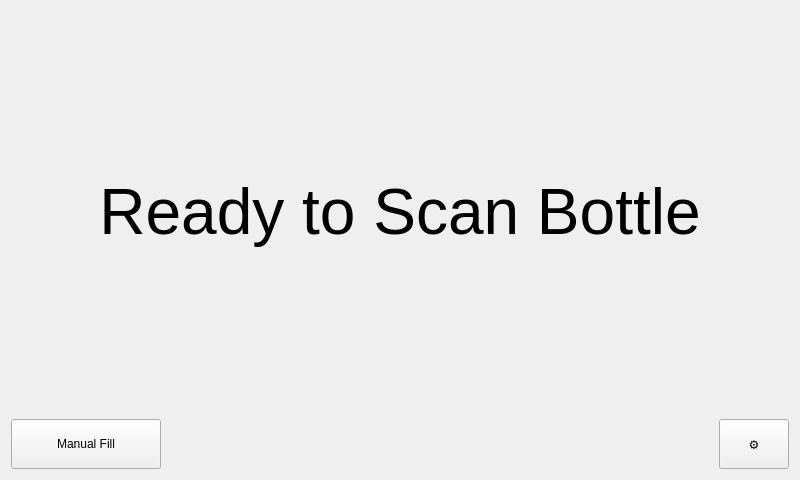
Above: welcometab.ui from Alexander-Paris/WaterPumpGui before the change. Below: the same form after it.
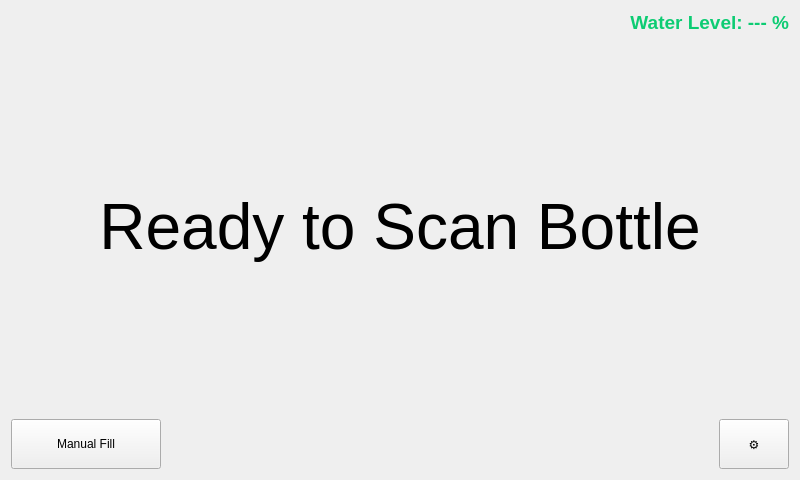
That is the form after the change.

Commit message: WaterPump Gui With Stop

What changed in the file:
```diff
--- a/welcometab.ui
+++ b/welcometab.ui
@@ -14,6 +14,25 @@
    <string>Form</string>
   </property>
   <layout class="QVBoxLayout" name="verticalLayout">
+   <item>
+    <widget class="QLabel" name="waterLevelLabel">
+     <property name="font">
+      <font>
+       <pointsize>14</pointsize>
+       <bold>true</bold>
+      </font>
+     </property>
+     <property name="styleSheet">
+      <string notr="true">color: #0DCC73;</string>
+     </property>
+     <property name="text">
+      <string>Water Level: --- %</string>
+     </property>
+     <property name="alignment">
+      <set>Qt::AlignRight|Qt::AlignTrailing|Qt::AlignVCenter</set>
+     </property>
+    </widget>
+   </item>
    <item>
     <spacer name="verticalSpacer_Top">
      <property name="orientation">
@@ -22,7 +41,7 @@
      <property name="sizeHint" stdset="0">
       <size>
        <width>20</width>
-       <height>166</height> <!-- Adjusted height -->
+       <height>100</height>
       </size>
      </property>
     </spacer>
@@ -50,7 +69,7 @@
      <property name="sizeHint" stdset="0">
       <size>
        <width>20</width>
-       <height>165</height> <!-- Adjusted height -->
+       <height>100</height>
       </size>
      </property>
     </spacer>
```
The commit also changes 9 other files.
